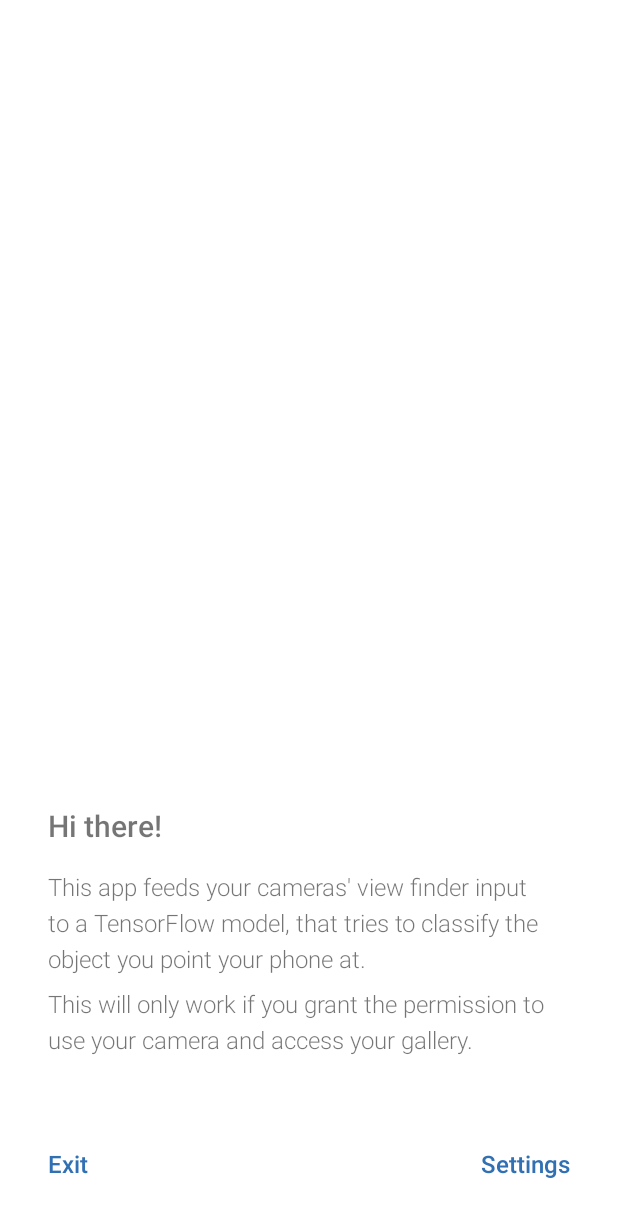
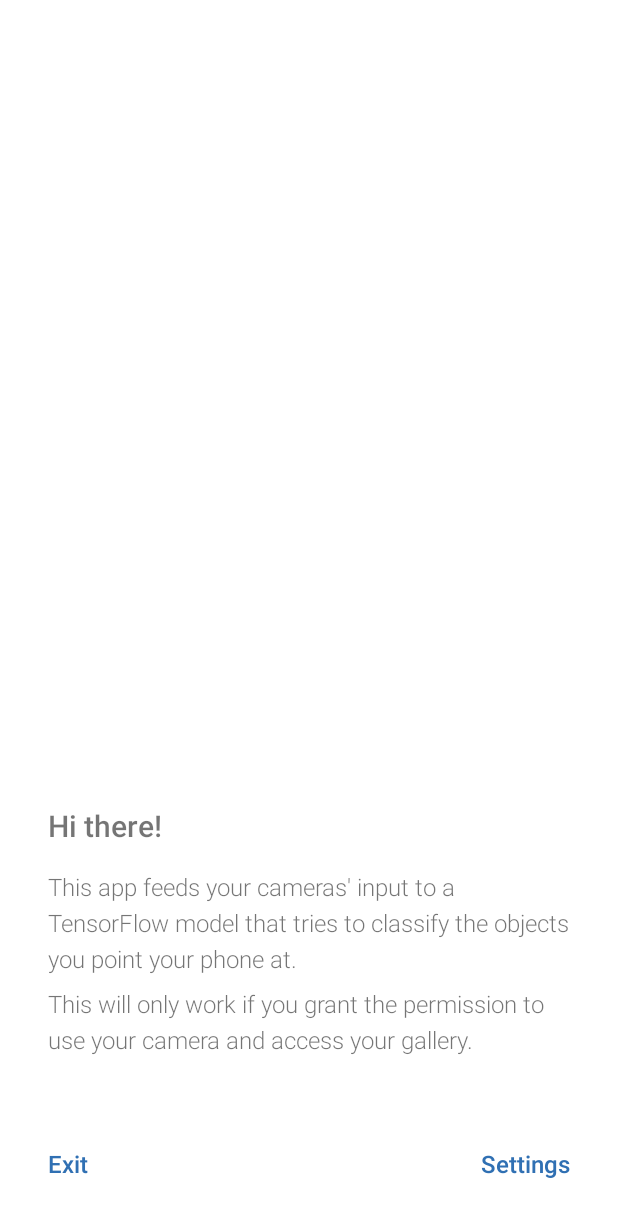
Before and after one commit to severin617/tum-lens, an Android app: the PermissionDenied screen opened directly, with no data from a screen before it, on a phone screen of 412 x 824 dp. Shown: the top 1217 px of the screen. Run offline under Robolectric (Android 15) with nearby library versions, the phone set to English and light mode, and no system bars.

Commit message:
clean up xml files by removing old code that was commented out

```diff
--- a/TUM_Lens/app/src/main/res/layout/fragment_camera_roll_predictions.xml
+++ b/TUM_Lens/app/src/main/res/layout/fragment_camera_roll_predictions.xml
@@ -1,9 +1,10 @@
 <?xml version="1.0" encoding="utf-8"?>
-<LinearLayout xmlns:android="http://schemas.android.com/apk/res/android"
+<LinearLayout
+    xmlns:android="http://schemas.android.com/apk/res/android"
     xmlns:tools="http://schemas.android.com/tools"
+    xmlns:app="http://schemas.android.com/apk/res-auto"
     android:layout_width="match_parent"
     android:layout_height="match_parent"
-    xmlns:app="http://schemas.android.com/apk/res-auto"
     android:orientation="vertical"
     tools:context=".fragments.CameraRollPredictionsFragment">
 
--- a/TUM_Lens/app/src/main/res/layout/fragment_predictions.xml
+++ b/TUM_Lens/app/src/main/res/layout/fragment_predictions.xml
@@ -1,9 +1,10 @@
 <?xml version="1.0" encoding="utf-8"?>
-<LinearLayout xmlns:android="http://schemas.android.com/apk/res/android"
+<LinearLayout
+    xmlns:android="http://schemas.android.com/apk/res/android"
     xmlns:tools="http://schemas.android.com/tools"
+    xmlns:app="http://schemas.android.com/apk/res-auto"
     android:layout_width="match_parent"
     android:layout_height="match_parent"
-    xmlns:app="http://schemas.android.com/apk/res-auto"
     android:orientation="vertical"
     tools:context=".fragments.PredictionsFragment">
 
--- a/TUM_Lens/app/src/main/res/values/strings.xml
+++ b/TUM_Lens/app/src/main/res/values/strings.xml
@@ -7,7 +7,7 @@
     <string name="settings">Settings</string>
     <string name="exit">Exit</string>
     <string name="this_will_only">This will only work if you grant the permission to use your camera and access your gallery.</string>
-    <string name="this_app_feeds">This app feeds your cameras\' view finder input to a TensorFlow model, that tries to classify the object you point your phone at.</string>
+    <string name="this_app_feeds">This app feeds your cameras\' input to a TensorFlow model that tries to classify the objects you point your phone at.</string>
     <string name="hi_there">Hi there!</string>
     <string name="per_frame_classification_results">Per frame classification results</string>
     <string name="not_available">not available</string>
--- a/TUM_Lens/app/src/main/res/values/styles.xml
+++ b/TUM_Lens/app/src/main/res/values/styles.xml
@@ -8,7 +8,6 @@
     </style>
 
     <!-- Base application theme. -->
-<!--    <style name="AppTheme" parent="Theme.AppCompat.Light.DarkActionBar">-->
     <style name="AppTheme" parent="Theme.MaterialComponents.Light.NoActionBar">
         <item name="colorPrimary">@color/colorPrimary</item>
         <item name="colorPrimaryDark">@color/colorPrimaryDark</item>
```
Also changed, not shown: TUM_Lens/app/src/main/res/layout/activity_permission_denied.xml (+2 -18 lines), TUM_Lens/app/src/main/res/layout/activity_start_screen.xml (+2 -15 lines), TUM_Lens/app/src/main/res/drawable/ic_launcher_foreground.xml (indentation only).
